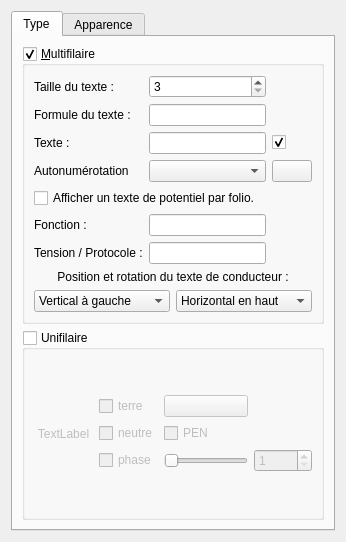
Above: sources/ui/conductorpropertieswidget.ui from qelectrotech/qelectrotech-source-mirror before the change. Below: the same form after it.
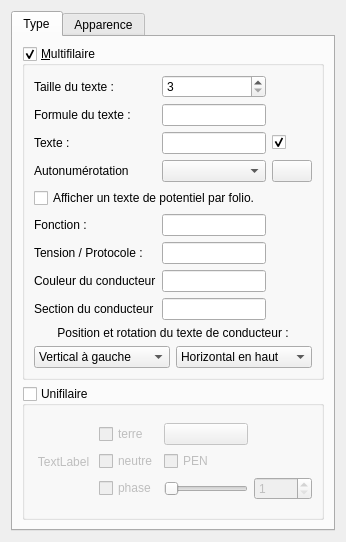
That is the form after the change. The open tabs and pages were chosen to show the change. Icons and pictures are not drawn. Custom widgets are drawn as their Qt base class.

Commit message: Add new conductors properties color and section

Patch:
```diff
--- a/sources/ui/conductorpropertieswidget.ui
+++ b/sources/ui/conductorpropertieswidget.ui
@@ -37,7 +37,14 @@
          </property>
          <layout class="QVBoxLayout" name="verticalLayout_3">
           <item>
-           <layout class="QGridLayout" name="gridLayout_3" rowstretch="0,0,0,0,0,0,0">
+           <layout class="QGridLayout" name="gridLayout_3" rowstretch="0,0,0,0,0,0,0,0,0">
+            <item row="3" column="0">
+             <widget class="QLabel" name="m_autonum_label">
+              <property name="text">
+               <string>Autonumérotation</string>
+              </property>
+             </widget>
+            </item>
             <item row="0" column="0">
              <widget class="QLabel" name="label_2">
               <property name="text">
@@ -45,6 +52,26 @@
               </property>
              </widget>
             </item>
+            <item row="7" column="0">
+             <widget class="QLabel" name="label_4">
+              <property name="text">
+               <string>Couleur du conducteur</string>
+              </property>
+             </widget>
+            </item>
+            <item row="3" column="1">
+             <widget class="QComboBox" name="m_available_autonum_cb"/>
+            </item>
+            <item row="1" column="1">
+             <widget class="QLineEdit" name="m_formula_le"/>
+            </item>
+            <item row="5" column="0">
+             <widget class="QLabel" name="label_8">
+              <property name="text">
+               <string>Fonction :</string>
+              </property>
+             </widget>
+            </item>
             <item row="5" column="1">
              <widget class="QLineEdit" name="m_function_le">
               <property name="clearButtonEnabled">
@@ -52,6 +79,16 @@
               </property>
              </widget>
             </item>
+            <item row="2" column="1">
+             <widget class="QLineEdit" name="m_text_le">
+              <property name="toolTip">
+               <string>Texte</string>
+              </property>
+              <property name="clearButtonEnabled">
+               <bool>true</bool>
+              </property>
+             </widget>
+            </item>
             <item row="6" column="1">
              <widget class="QLineEdit" name="m_tension_protocol_le">
               <property name="clearButtonEnabled">
@@ -59,6 +96,27 @@
               </property>
              </widget>
             </item>
+            <item row="6" column="0">
+             <widget class="QLabel" name="label_9">
+              <property name="text">
+               <string>Tension / Protocole :</string>
+              </property>
+             </widget>
+            </item>
+            <item row="2" column="0">
+             <widget class="QLabel" name="label">
+              <property name="text">
+               <string>Texte :</string>
+              </property>
+             </widget>
+            </item>
+            <item row="1" column="0">
+             <widget class="QLabel" name="label_11">
+              <property name="text">
+               <string>Formule du texte :</string>
+              </property>
+             </widget>
+            </item>
             <item row="2" column="2">
              <widget class="QCheckBox" name="m_show_text_cb">
               <property name="toolTip">
@@ -104,57 +162,6 @@
               </property>
              </widget>
             </item>
-            <item row="1" column="1">
-             <widget class="QLineEdit" name="m_formula_le"/>
-            </item>
-            <item row="2" column="1">
-             <widget class="QLineEdit" name="m_text_le">
-              <property name="toolTip">
-               <string>Texte</string>
-              </property>
-              <property name="clearButtonEnabled">
-               <bool>true</bool>
-              </property>
-             </widget>
-            </item>
-            <item row="2" column="0">
-             <widget class="QLabel" name="label">
-              <property name="text">
-               <string>Texte :</string>
-              </property>
-             </widget>
-            </item>
-            <item row="5" column="0">
-             <widget class="QLabel" name="label_8">
-              <property name="text">
-               <string>Fonction :</string>
-              </property>
-             </widget>
-            </item>
-            <item row="1" column="0">
-             <widget class="QLabel" name="label_11">
-              <property name="text">
-               <string>Formule du texte :</string>
-              </property>
-             </widget>
-            </item>
-            <item row="6" column="0">
-             <widget class="QLabel" name="label_9">
-              <property name="text">
-               <string>Tension / Protocole :</string>
-              </property>
-             </widget>
-            </item>
-            <item row="3" column="0">
-             <widget class="QLabel" name="m_autonum_label">
-              <property name="text">
-               <string>Autonumérotation</string>
-              </property>
-             </widget>
-            </item>
-            <item row="3" column="1">
-             <widget class="QComboBox" name="m_available_autonum_cb"/>
-            </item>
             <item row="3" column="2">
              <widget class="QPushButton" name="m_edit_autonum_pb">
               <property name="toolTip">
@@ -169,6 +176,19 @@
               </property>
              </widget>
             </item>
+            <item row="8" column="0">
+             <widget class="QLabel" name="label_5">
+              <property name="text">
+               <string>Section du conducteur</string>
+              </property>
+             </widget>
+            </item>
+            <item row="7" column="1">
+             <widget class="QLineEdit" name="m_wire_color_le"/>
+            </item>
+            <item row="8" column="1">
+             <widget class="QLineEdit" name="m_wire_section_le"/>
+            </item>
            </layout>
           </item>
           <item>
```
Left out of the diff: 2 changed lines with no effect on the pictures. The commit also changes 14 other files.
